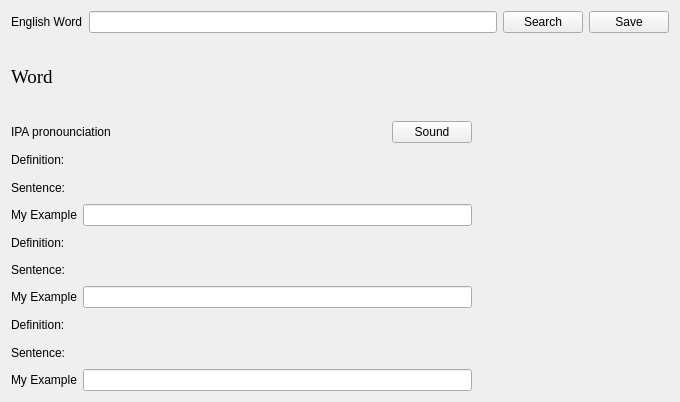
First picture: the form in graphics/ui_files/search_widget.ui, repository threezinedine/LearningEnglishApp, before the edit.
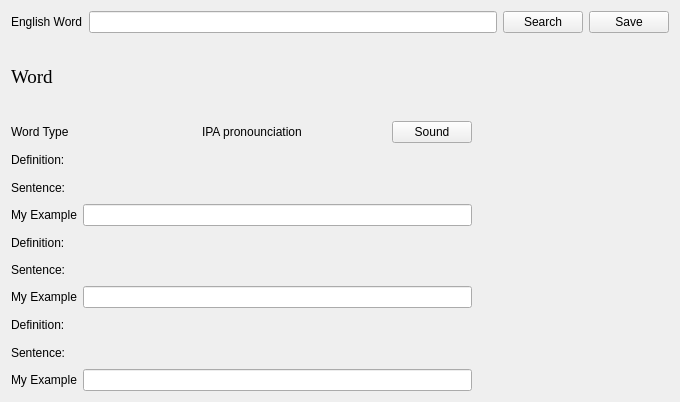
Second picture: the form after the edit.

Commit message: complete search tests and updating the graphics part

Diff of the .ui file:
```diff
--- a/graphics/ui_files/search_widget.ui
+++ b/graphics/ui_files/search_widget.ui
@@ -64,9 +64,16 @@
             </widget>
            </item>
            <item>
-            <layout class="QHBoxLayout" name="pronounciation_layout" stretch="9,1">
+            <layout class="QHBoxLayout" name="pronounciation_layout" stretch="4,4,1">
              <item>
-              <widget class="QLabel" name="pronounciation_label">
+              <widget class="QLabel" name="word_type_label">
+               <property name="text">
+                <string>Word Type</string>
+               </property>
+              </widget>
+             </item>
+             <item>
+              <widget class="QLabel" name="pronunciation_label">
                <property name="text">
                 <string>IPA pronounciation</string>
                </property>
```
Left out of the diff: 6 changed lines with no effect on the pictures. The commit also changes 13 other files.
